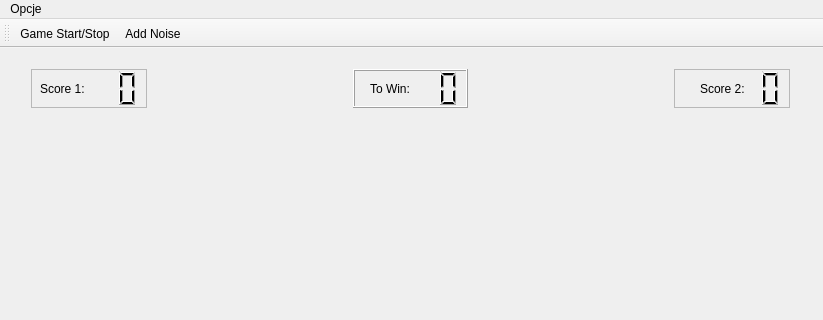
Above: mainwindow.ui from coyote443/PongForNeuralNet before the change; both pictures show x 0 to 823 and y 0 to 320 of the 823 by 622 pixel window. Below: the same form after it.
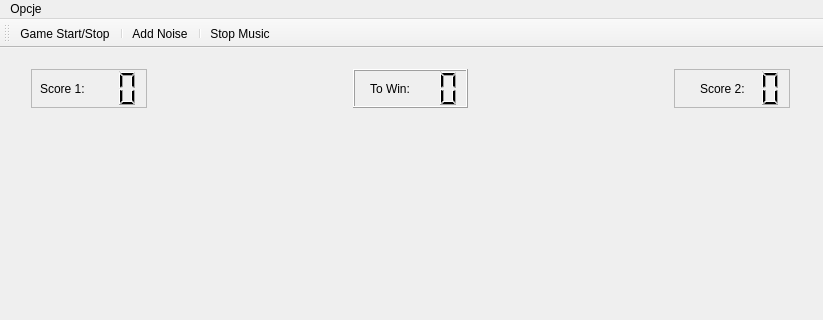
That is the form after the change.

Patch:
```diff
--- a/mainwindow.ui
+++ b/mainwindow.ui
@@ -178,14 +178,20 @@
    <addaction name="menuOpcje"/>
   </widget>
   <widget class="QToolBar" name="mainToolBar">
+   <property name="orientation">
+    <enum>Qt::Horizontal</enum>
+   </property>
    <attribute name="toolBarArea">
     <enum>TopToolBarArea</enum>
    </attribute>
    <attribute name="toolBarBreak">
-    <bool>true</bool>
+    <bool>false</bool>
    </attribute>
    <addaction name="actionStart"/>
+   <addaction name="separator"/>
    <addaction name="actionMakeNoise"/>
+   <addaction name="separator"/>
+   <addaction name="actionStop_Music"/>
   </widget>
   <widget class="QStatusBar" name="statusBar"/>
   <action name="actionStart">
@@ -248,6 +254,17 @@
     <string>N</string>
    </property>
   </action>
+  <action name="actionStop_Music">
+   <property name="checkable">
+    <bool>true</bool>
+   </property>
+   <property name="text">
+    <string>Stop Music</string>
+   </property>
+   <property name="shortcut">
+    <string>M</string>
+   </property>
+  </action>
  </widget>
  <layoutdefault spacing="6" margin="11"/>
  <resources/>
```
Left out of the diff: 6 changed lines with no effect on the pictures.
